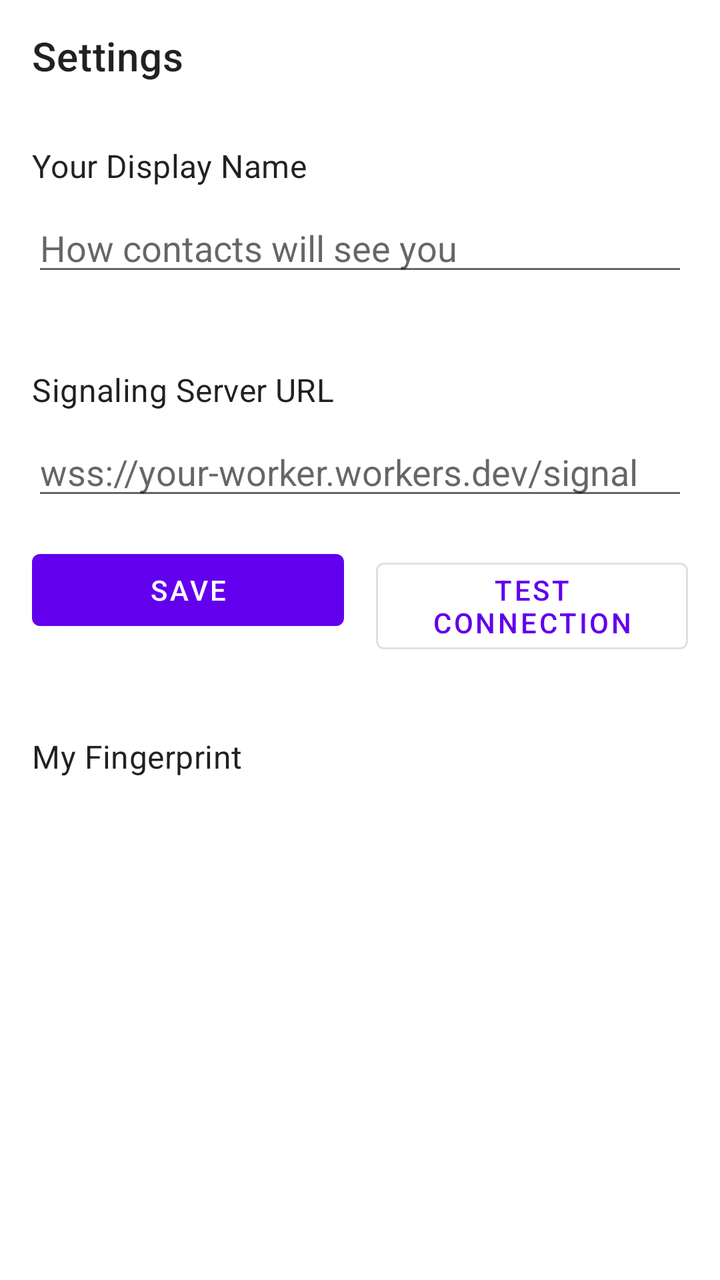
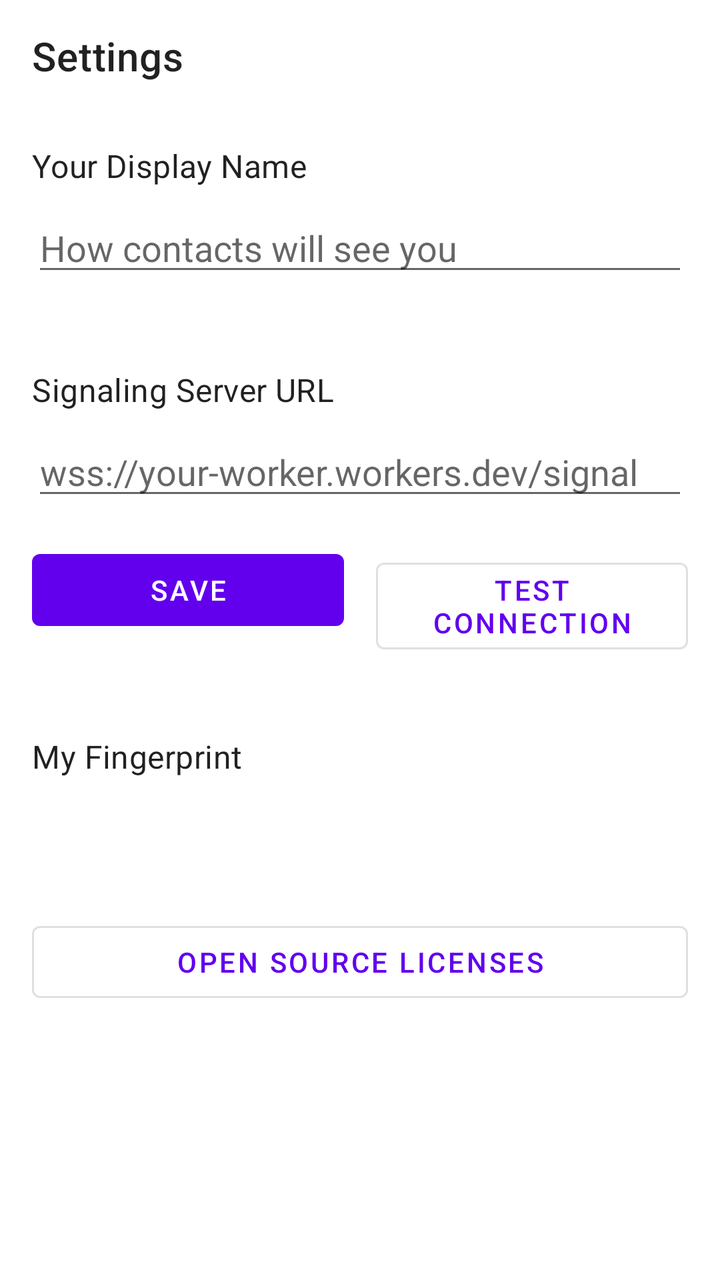

Compare the two renders of this Android layout. The source of the first and the diff that turns it into the second are given below.
<!-- AndroidManifest.xml: application theme Theme.VoiceDrop -->
<!-- res/layout/activity_settings.xml -->
<?xml version="1.0" encoding="utf-8"?>
<LinearLayout
    xmlns:android="http://schemas.android.com/apk/res/android"
    xmlns:app="http://schemas.android.com/apk/res-auto"
    android:layout_width="match_parent"
    android:layout_height="match_parent"
    android:orientation="vertical">

    <androidx.appcompat.widget.Toolbar
        android:id="@+id/toolbar"
        android:layout_width="match_parent"
        android:layout_height="?attr/actionBarSize"
        app:title="@string/settings"/>

    <ScrollView
        android:layout_width="match_parent"
        android:layout_height="0dp"
        android:layout_weight="1">

        <LinearLayout
            android:layout_width="match_parent"
            android:layout_height="wrap_content"
            android:orientation="vertical"
            android:padding="16dp">

            
            <TextView
                android:layout_width="wrap_content"
                android:layout_height="wrap_content"
                android:text="@string/display_name_label"
                android:textAppearance="?attr/textAppearanceSubtitle1"/>

            <EditText
                android:id="@+id/edit_display_name"
                android:layout_width="match_parent"
                android:layout_height="wrap_content"
                android:layout_marginTop="8dp"
                android:hint="@string/display_name_hint"
                android:inputType="textPersonName"
                android:singleLine="true"/>

            <View
                android:layout_width="match_parent"
                android:layout_height="1dp"
                android:layout_marginTop="24dp"
                android:layout_marginBottom="16dp"
                android:background="?attr/dividerColor"/>

            
            <TextView
                android:layout_width="wrap_content"
                android:layout_height="wrap_content"
                android:text="@string/signaling_server_url"
                android:textAppearance="?attr/textAppearanceSubtitle1"/>

            <EditText
                android:id="@+id/edit_signaling_url"
                android:layout_width="match_parent"
                android:layout_height="wrap_content"
                android:layout_marginTop="8dp"
                android:hint="@string/signaling_url_hint"
                android:inputType="textUri"
                android:singleLine="true"/>

            <LinearLayout
                android:layout_width="match_parent"
                android:layout_height="wrap_content"
                android:layout_marginTop="16dp"
                android:orientation="horizontal">

                <Button
                    android:id="@+id/button_save_url"
                    android:layout_width="0dp"
                    android:layout_height="wrap_content"
                    android:layout_weight="1"
                    android:layout_marginEnd="8dp"
                    android:text="@string/save"/>

                <Button
                    android:id="@+id/button_test_connection"
                    android:layout_width="0dp"
                    android:layout_height="wrap_content"
                    android:layout_weight="1"
                    android:layout_marginStart="8dp"
                    style="?attr/materialButtonOutlinedStyle"
                    android:text="@string/test_connection"/>

            </LinearLayout>

            <View
                android:layout_width="match_parent"
                android:layout_height="1dp"
                android:layout_marginTop="24dp"
                android:layout_marginBottom="16dp"
                android:background="?attr/dividerColor"/>

            
            <TextView
                android:layout_width="wrap_content"
                android:layout_height="wrap_content"
                android:text="@string/my_fingerprint_label"
                android:textAppearance="?attr/textAppearanceSubtitle1"/>

            <TextView
                android:id="@+id/text_my_fingerprint"
                android:layout_width="wrap_content"
                android:layout_height="wrap_content"
                android:layout_marginTop="8dp"
                android:fontFamily="monospace"
                android:textAppearance="?attr/textAppearanceBody2"
                android:textIsSelectable="true"/>

        </LinearLayout>
    </ScrollView>

</LinearLayout>
<!-- resources referenced by this layout -->
<resources>
  <string name="display_name_hint">How contacts will see you</string>
  <string name="display_name_label">Your Display Name</string>
  <string name="my_fingerprint_label">My Fingerprint</string>
  <string name="save">Save</string>
  <string name="settings">Settings</string>
  <string name="signaling_server_url">Signaling Server URL</string>
  <string name="signaling_url_hint">wss://your-worker.workers.dev/signal</string>
  <string name="test_connection">Test Connection</string>
  <style name="Theme.VoiceDrop" parent="Theme.MaterialComponents.DayNight.NoActionBar">
          <item name="colorPrimary">@color/purple_500</item>
          <item name="colorPrimaryVariant">@color/purple_700</item>
          <item name="colorOnPrimary">@color/white</item>
          <item name="colorSecondary">@color/teal_200</item>
          <item name="colorSecondaryVariant">@color/teal_700</item>
          <item name="colorOnSecondary">@color/black</item>
          <item name="android:statusBarColor">?attr/colorPrimaryVariant</item>
          <item name="android:windowOptOutEdgeToEdgeEnforcement" tools:targetApi="35">true</item>
      </style>
  <color name="purple_500">#FF6200EE</color>
  <color name="purple_700">#FF3700B3</color>
  <color name="white">#FFFFFFFF</color>
  <color name="teal_200">#FF03DAC5</color>
  <color name="teal_700">#FF018786</color>
  <color name="black">#FF000000</color>
</resources>

<!-- the commit's change to res/layout/activity_settings.xml (unified diff, before → after) -->
@@ -110,6 +110,20 @@
                 android:textAppearance="?attr/textAppearanceBody2"
                 android:textIsSelectable="true"/>
 
+            <View
+                android:layout_width="match_parent"
+                android:layout_height="1dp"
+                android:layout_marginTop="24dp"
+                android:layout_marginBottom="16dp"
+                android:background="?attr/dividerColor"/>
+
+            <Button
+                android:id="@+id/button_open_source_licenses"
+                android:layout_width="match_parent"
+                android:layout_height="wrap_content"
+                style="?attr/materialButtonOutlinedStyle"
+                android:text="@string/open_source_licenses"/>
+
         </LinearLayout>
     </ScrollView>
 
<!-- resource entries referenced after the edit -->
@@ -3,6 +3,7 @@
   <string name="display_name_hint">How contacts will see you</string>
   <string name="display_name_label">Your Display Name</string>
   <string name="my_fingerprint_label">My Fingerprint</string>
+  <string name="open_source_licenses">Open Source Licenses</string>
   <string name="save">Save</string>
   <string name="settings">Settings</string>
   <string name="signaling_server_url">Signaling Server URL</string>
